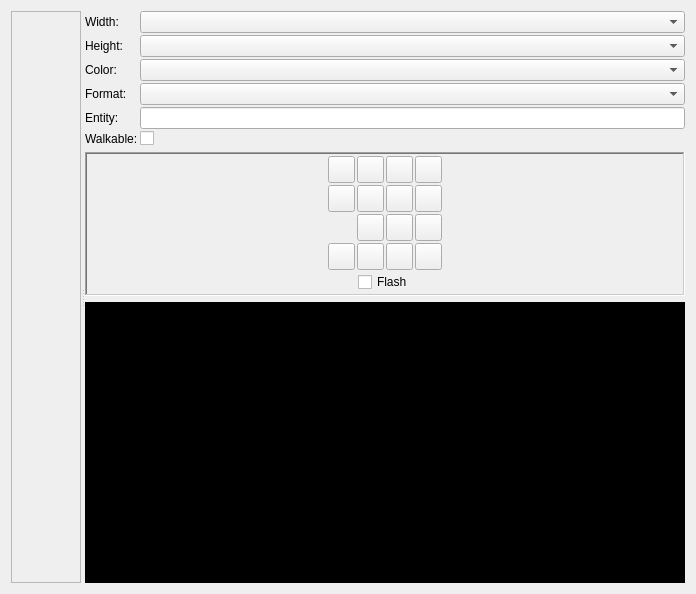
Above: editor/editor/gfx/GfxEditorTab.ui from zapolnov/zxide before the change. Below: the same form after it.
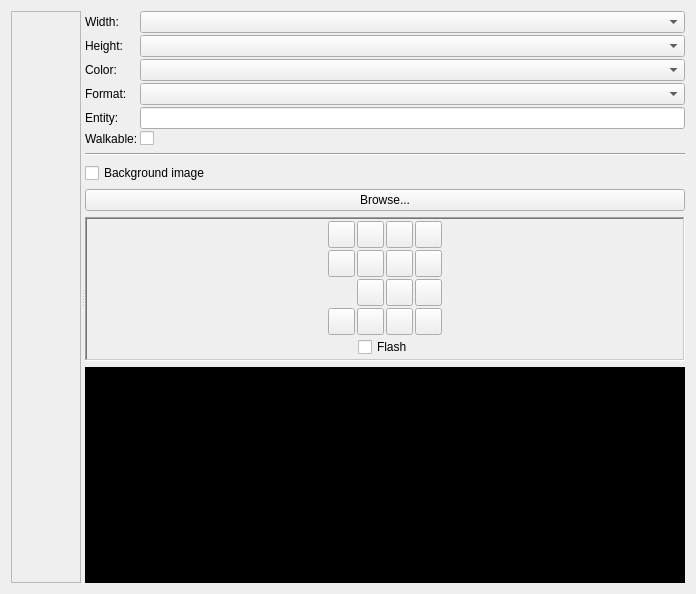
That is the form after the change. Icons and pictures are not drawn. Custom widgets are drawn as their Qt base class.

Commit message: Added support for background images in the gfx editor.

The edit to the form file:
```diff
--- a/editor/editor/gfx/GfxEditorTab.ui
+++ b/editor/editor/gfx/GfxEditorTab.ui
@@ -140,6 +140,56 @@
          </item>
         </layout>
        </item>
+       <item>
+        <widget class="QFrame" name="frame">
+         <property name="sizePolicy">
+          <sizepolicy hsizetype="MinimumExpanding" vsizetype="Fixed">
+           <horstretch>0</horstretch>
+           <verstretch>0</verstretch>
+          </sizepolicy>
+         </property>
+         <property name="minimumSize">
+          <size>
+           <width>5</width>
+           <height>5</height>
+          </size>
+         </property>
+         <property name="maximumSize">
+          <size>
+           <width>16777215</width>
+           <height>5</height>
+          </size>
+         </property>
+         <property name="frameShape">
+          <enum>QFrame::HLine</enum>
+         </property>
+         <property name="frameShadow">
+          <enum>QFrame::Sunken</enum>
+         </property>
+        </widget>
+       </item>
+       <item>
+        <layout class="QVBoxLayout" name="backgroundLayout">
+         <item>
+          <widget class="QCheckBox" name="backgroundImageVisibleCheck">
+           <property name="text">
+            <string>Background image</string>
+           </property>
+          </widget>
+         </item>
+         <item>
+          <widget class="QPushButton" name="browseBackgroundImageButton">
+           <property name="text">
+            <string>Browse...</string>
+           </property>
+           <property name="icon">
+            <iconset resource="../../res/resources.qrc">
+             <normaloff>:/resources/fatcow16x16/folder.png</normaloff>:/resources/fatcow16x16/folder.png</iconset>
+           </property>
+          </widget>
+         </item>
+        </layout>
+       </item>
        <item>
         <widget class="QFrame" name="paletteFrame">
          <property name="frameShape">
@@ -509,8 +559,8 @@
            <rect>
             <x>0</x>
             <y>0</y>
-            <width>598</width>
-            <height>273</height>
+            <width>587</width>
+            <height>123</height>
            </rect>
           </property>
           <property name="text">
```
Left out of the diff: 4 changed lines with no effect on the pictures. The commit also changes 4 other files.
